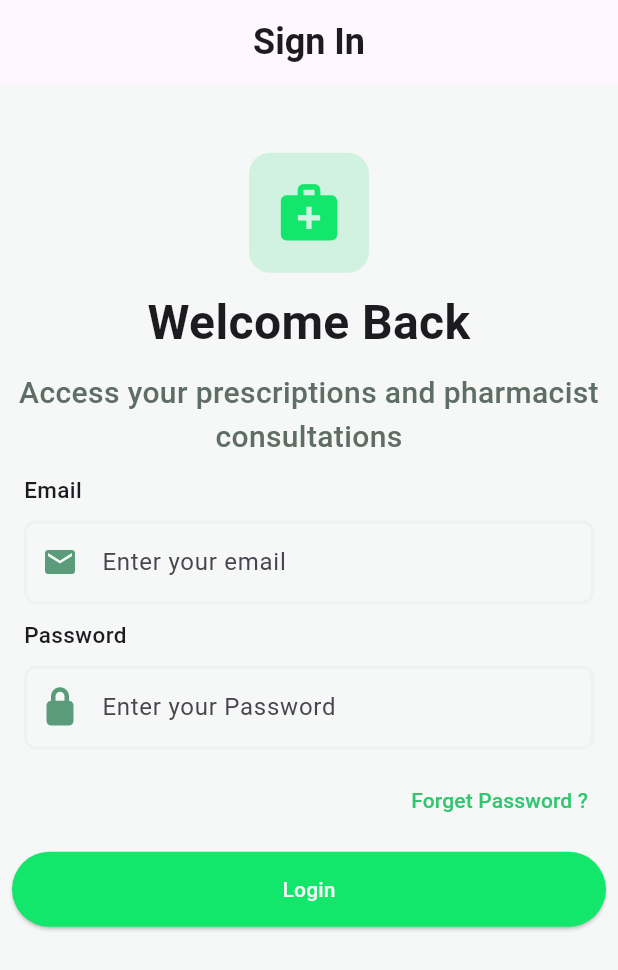
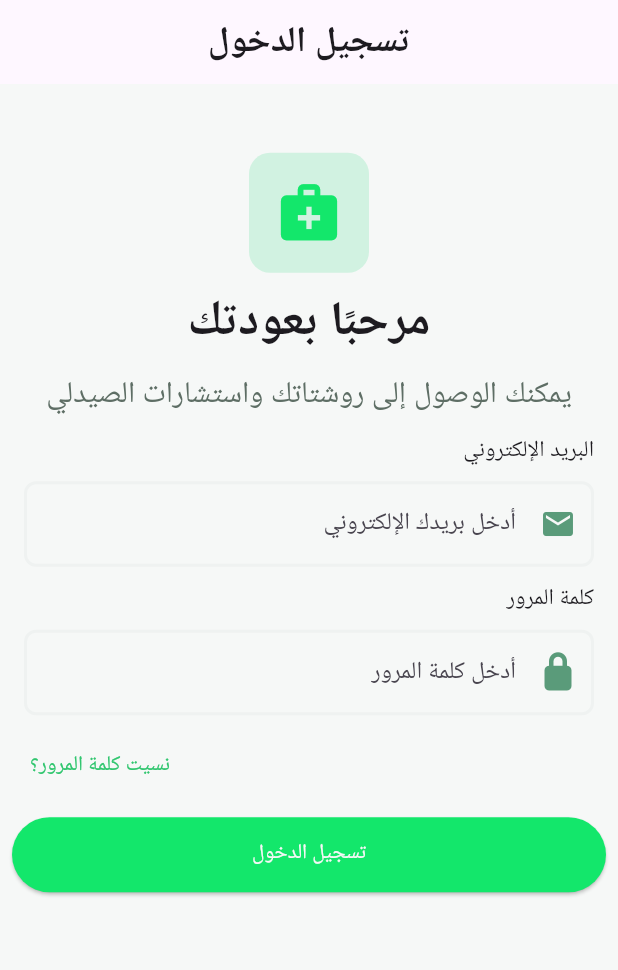
Before and after one commit to MohamedGamil13/Dawak, a Flutter app: the SignInScreen screen opened by its route, on a phone screen of 412 x 824 dp. Shown: the top 970 px of the screen. Run offline on Flutter 3.47's test engine with Material 3 defaults, Android fonts, the phone set to English and light mode, and no system bars; our stand-ins replace dotted_border, flutter_screenutil, font_awesome_flutter, get_it, go_router, smooth_page_indicator.

Commit message:
add localzation to SignIn screen And create signUp screen ,edit App routing

```diff
--- a/lib/core/routing/app_navigator.dart
+++ b/lib/core/routing/app_navigator.dart
@@ -8,4 +8,5 @@ class AppNavigator {
   void goOnborading() => _appRouter.go(AppScreens.onboardingScreen);
   void goSignIn() => _appRouter.go(AppScreens.signInScreen);
   void goHome() => _appRouter.go(AppScreens.homeScreen);
+  void goSignUp() => _appRouter.go(AppScreens.signUpScreen);
 }
--- a/lib/core/routing/app_router.dart
+++ b/lib/core/routing/app_router.dart
@@ -1,5 +1,6 @@
 import 'package:dawak/core/routing/app_screens.dart';
 import 'package:dawak/features/auth/presentation/views/sign_in_screen.dart';
+import 'package:dawak/features/auth/presentation/views/sign_up_screen.dart';
 import 'package:dawak/features/onboarding/presentation/screens/onboarding_screen.dart';
 import 'package:flutter/material.dart';
 import 'package:go_router/go_router.dart';
@@ -24,5 +25,11 @@ final GoRouter router = GoRouter(
         return const SignInScreen();
       },
     ),
+    GoRoute(
+      path: AppScreens.signUpScreen,
+      builder: (BuildContext context, GoRouterState state) {
+        return const SignUpScreen();
+      },
+    ),
   ],
 );
--- a/lib/core/routing/app_screens.dart
+++ b/lib/core/routing/app_screens.dart
@@ -1,5 +1,6 @@
 abstract class AppScreens {
+  static const String homeScreen = "/";
   static const String onboardingScreen = "/onBoarding";
   static const String signInScreen = "/signInScreen";
-  static const String homeScreen = "/";
+  static const String signUpScreen = "/signUpScreen";
 }
--- a/lib/features/auth/presentation/views/widgets/sign_in_screen_body.dart
+++ b/lib/features/auth/presentation/views/widgets/sign_in_screen_body.dart
@@ -1,3 +1,5 @@
+import 'package:dawak/core/locator/service_locator.dart';
+import 'package:dawak/core/routing/app_navigator.dart';
 import 'package:dawak/core/theme/colors/app_colors.dart';
 import 'package:dawak/core/theme/styles/app_styles.dart';
 import 'package:dawak/core/widgets/custom_button.dart';
@@ -36,45 +38,50 @@ class SignInScreenBody extends StatelessWidget {
               maxLines: 2,
               textAlign: TextAlign.center,
             ),
-            const Padding(
-              padding: EdgeInsets.symmetric(horizontal: 8.0),
+            Padding(
+              padding: const EdgeInsets.symmetric(horizontal: 8.0),
               child: Text(
-                'Email',
+                S.of(context).email,
                 style: AppStyles.w500black10,
                 textAlign: TextAlign.start,
               ),
             ),
-            const Padding(
-              padding: EdgeInsets.symmetric(horizontal: 8.0),
+            Padding(
+              padding: const EdgeInsets.symmetric(horizontal: 8.0),
               child: CustomTextfield(
-                hint: 'Enter your email',
+                hint: S.of(context).enterEmail,
                 icon: Icons.email,
               ),
             ),
-            const Padding(
-              padding: EdgeInsets.symmetric(horizontal: 8.0),
+            Padding(
+              padding: const EdgeInsets.symmetric(horizontal: 8.0),
               child: Text(
-                'Password',
+                S.of(context).password,
                 style: AppStyles.w500black10,
                 textAlign: TextAlign.start,
               ),
             ),
-            const Padding(
-              padding: EdgeInsets.symmetric(horizontal: 8.0),
+            Padding(
+              padding: const EdgeInsets.symmetric(horizontal: 8.0),
               child: CustomTextfield(
-                hint: 'Enter your Password',
+                hint: S.of(context).enterPassword,
                 icon: FontAwesomeIcons.lock,
               ),
             ),
             TextButton(
               onPressed: () {},
               style: TextButton.styleFrom(foregroundColor: AppColors.green),
-              child: const Align(
+              child: Align(
                 alignment: AlignmentDirectional.centerEnd,
-                child: Text('Forget Password ?'),
+                child: Text(S.of(context).forgetPassword),
               ),
             ),
-            CustomButton(onPressed: () {}, text: 'Login'),
+            CustomButton(
+              onPressed: () {
+                serviceLocator<AppNavigator>().goSignUp();
+              },
+              text: S.of(context).login,
+            ),
           ],
         ),
       ),
--- a/lib/l10n/intl_ar.arb
+++ b/lib/l10n/intl_ar.arb
@@ -28,5 +28,11 @@
   "onBoardingScreen4Text9": "يوميًا، 8:00 صباحًا",
   "signInScreenTitle": "تسجيل الدخول",
   "signInScreenText1": "مرحبًا بعودتك",
-  "signInScreenText2": "يمكنك الوصول إلى روشتاتك واستشارات الصيدلي"
+  "signInScreenText2": "يمكنك الوصول إلى روشتاتك واستشارات الصيدلي",
+  "email": "البريد الإلكتروني",
+  "enterEmail": "أدخل بريدك الإلكتروني",
+  "password": "كلمة المرور",
+  "enterPassword": "أدخل كلمة المرور",
+  "forgetPassword": "نسيت كلمة المرور؟",
+  "login": "تسجيل الدخول"
 }
--- a/lib/main.dart
+++ b/lib/main.dart
@@ -20,7 +20,7 @@ class Dawak extends StatelessWidget {
     return ScreenUtilInit(
       designSize: const Size(360, 690),
       child: MaterialApp.router(
-        locale: const Locale('en'),
+        locale: const Locale('ar'),
         localizationsDelegates: const [
           S.delegate,
           GlobalMaterialLocalizations.delegate,
```
Also changed, not shown: lib/features/auth/presentation/views/sign_up_screen.dart (added, +22 -0 lines), lib/features/auth/presentation/views/widgets/sign_up_screen_body.dart (added, +10 -0 lines), lib/l10n/intl_en.arb (+7 -1 lines), lib/generated/intl/messages_ar.dart, lib/generated/intl/messages_en.dart, lib/generated/l10n.dart.
